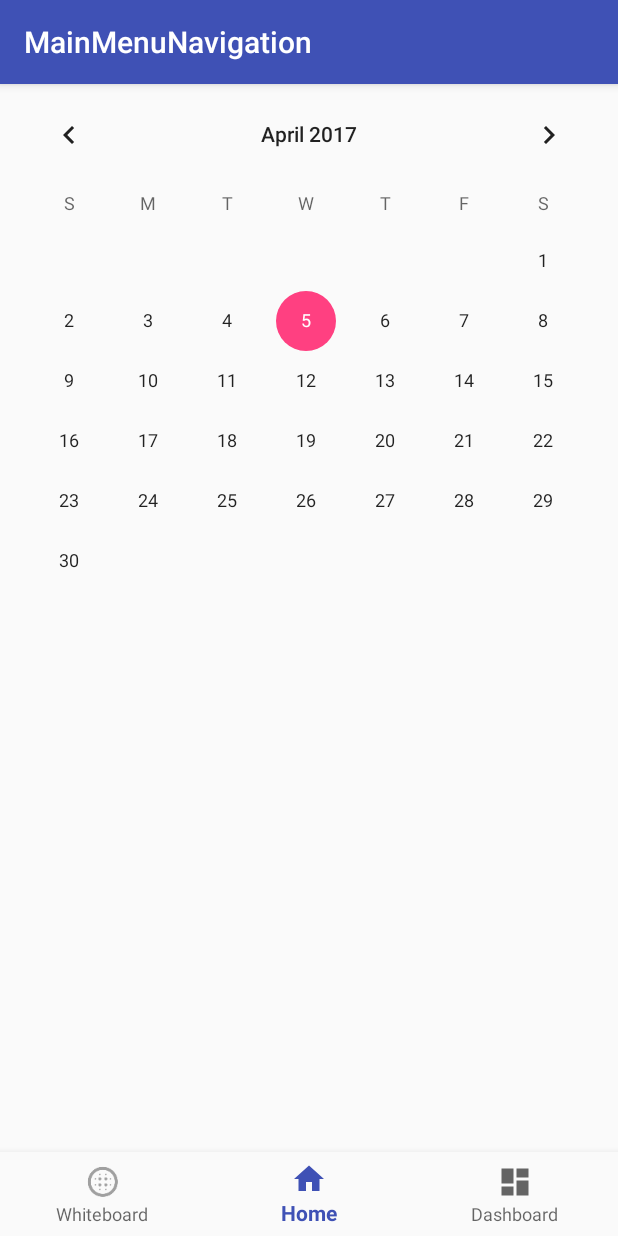
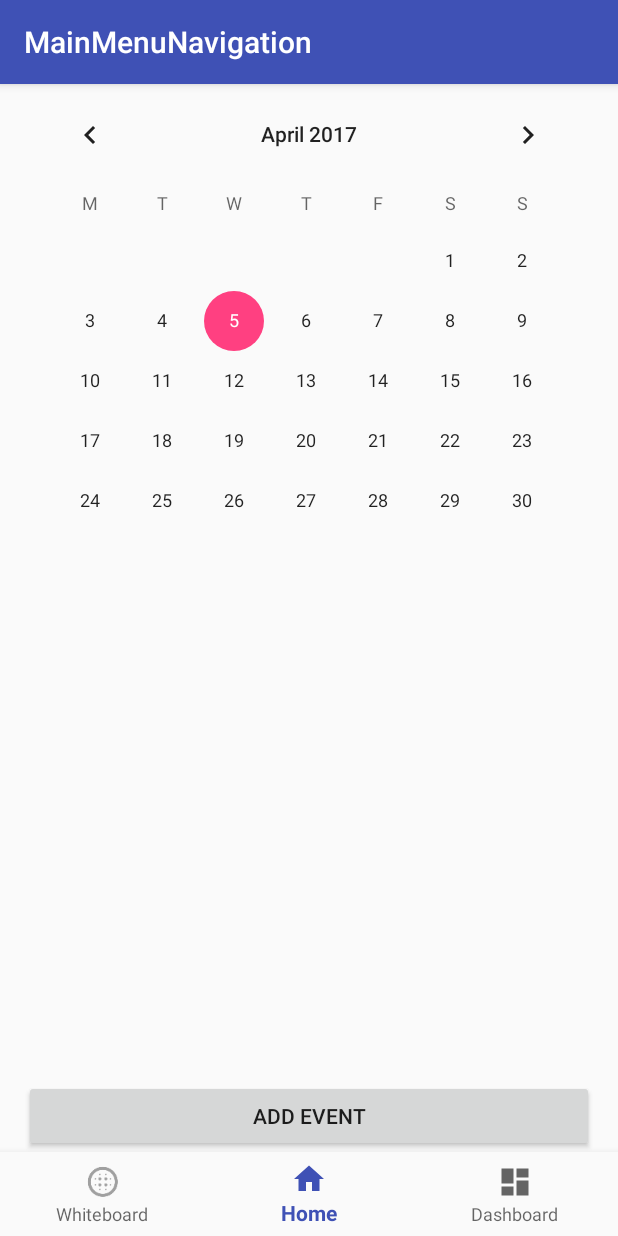
Before and after one commit to Lammasvauva/Deadline, an Android app: the screen it shows after launch (MainMenuNavigation), item 2 of the bottom bar chosen, on a phone screen of 412 x 824 dp. Run offline under Robolectric (Android 15) with nearby library versions, the phone set to English and light mode, and no system bars.

Commit message:
tapahtuman lisäys toimii mutta mutta....  arggghhh!!!!

```diff
--- a/app/src/main/AndroidManifest.xml
+++ b/app/src/main/AndroidManifest.xml
@@ -1,6 +1,8 @@
 <?xml version="1.0" encoding="utf-8"?>
 <manifest xmlns:android="http://schemas.android.com/apk/res/android"
     package="d4.deadline">
+    <uses-permission android:name="android.permission.READ_CALENDAR" />
+    <uses-permission android:name="android.permission.WRITE_CALENDAR" />
 
     <application
         android:allowBackup="true"
--- a/app/src/main/res/layout/fragment_second.xml
+++ b/app/src/main/res/layout/fragment_second.xml
@@ -1,14 +1,10 @@
-<FrameLayout xmlns:android="http://schemas.android.com/apk/res/android"
+<LinearLayout xmlns:android="http://schemas.android.com/apk/res/android"
     xmlns:tools="http://schemas.android.com/tools"
     android:layout_width="match_parent"
     android:layout_height="match_parent"
-    android:firstDayOfTheWeek="2"
-    android:focusedMonthDateColor="#ff0"
-    android:maxDate="01/01/2070"
-    android:minDate="01/01/1970"
-    android:showWeekNumber="true"
-    android:weekNumberColor="#f00"
-    android:weekSeparatorLineColor="#0f0"
+    android:paddingRight="16dp"
+    android:paddingLeft="16dp"
+    android:orientation="vertical"
     tools:targetApi="11"
     tools:context="layout.SecondFragment">
 
@@ -16,6 +12,21 @@
     <CalendarView
         android:id="@+id/simpleCalendarView"
         android:layout_width="fill_parent"
-        android:layout_height="fill_parent" />
+        android:layout_height="0dp"
+        android:layout_weight="1"
+        android:firstDayOfWeek="2"
+        android:focusedMonthDateColor="#ff0"
+        android:maxDate="01/01/2070"
+        android:minDate="01/01/1970"
+        android:showWeekNumber="true"
+        android:weekNumberColor="#f00"
+        android:weekSeparatorLineColor="#0f0"/>
 
-</FrameLayout>
+    <Button
+        android:id="@+id/AddEventButton_calendar"
+        android:layout_width="match_parent"
+        android:layout_height="wrap_content"
+        android:text="Add Event" />
+
+
+</LinearLayout>
--- a/build.gradle
+++ b/build.gradle
@@ -7,7 +7,7 @@ buildscript {
         jcenter()
     }
     dependencies {
-        classpath 'com.android.tools.build:gradle:2.3.0'
+        classpath 'com.android.tools.build:gradle:2.3.1'
 
         // NOTE: Do not place your application dependencies here; they belong
         // in the individual module build.gradle files
```
Also changed, not shown: app/src/main/java/layout/SecondFragment.java (+21 -0 lines), 2 other files.
